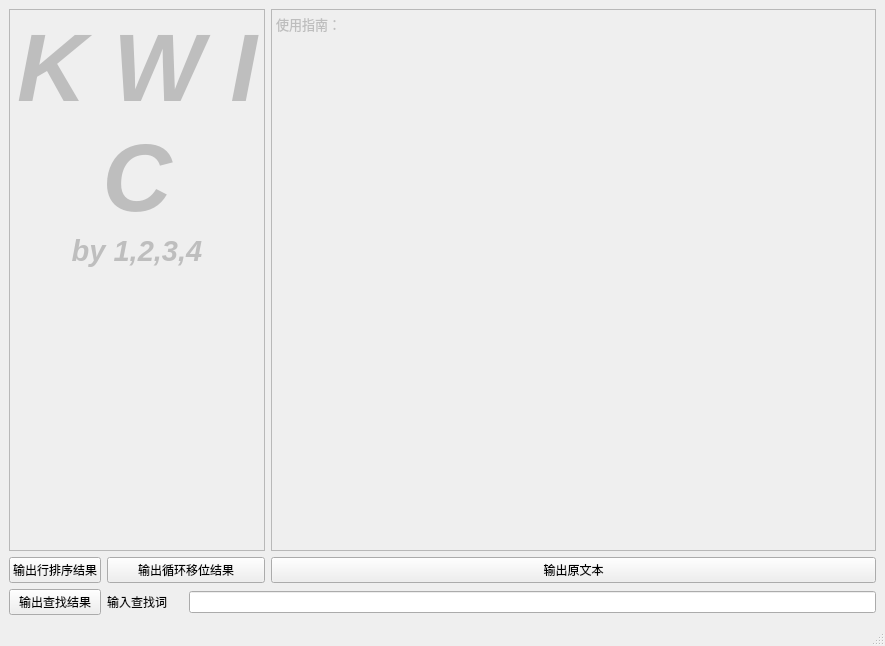
Before: the Qt Designer form GUI/kwic_ui.ui in AuYang261/KWIC_BIT, drawn with Qt 5.
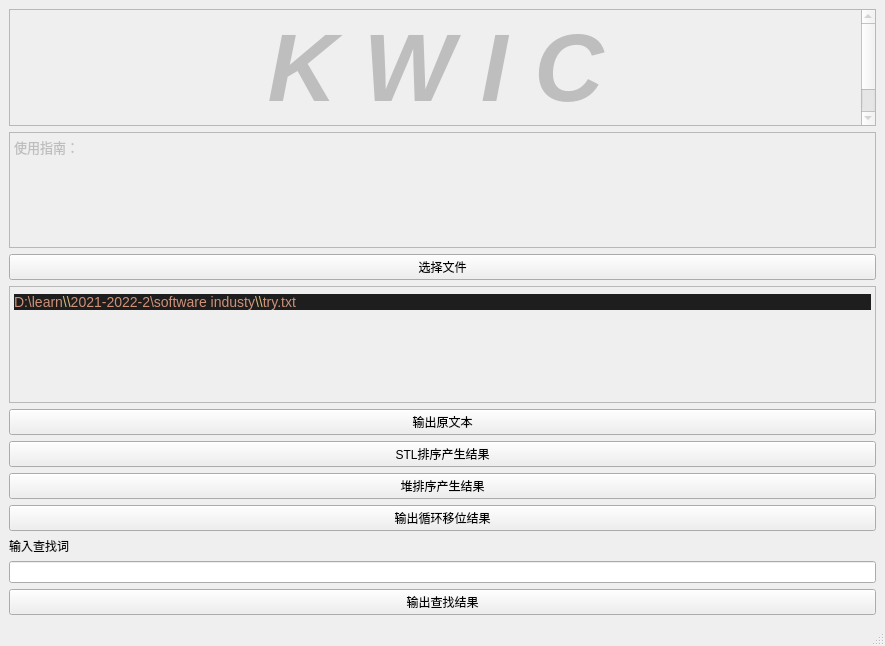
After: the same form once the commit is applied.

Diff of the .ui file:
```diff
--- a/GUI/kwic_ui.ui
+++ b/GUI/kwic_ui.ui
@@ -15,7 +15,41 @@
   </property>
   <widget class="QWidget" name="centralwidget">
    <layout class="QGridLayout" name="gridLayout">
-    <item row="0" column="0" colspan="3">
+    <item row="7" column="0">
+     <widget class="QPushButton" name="shift_Button">
+      <property name="enabled">
+       <bool>true</bool>
+      </property>
+      <property name="text">
+       <string>输出循环移位结果</string>
+      </property>
+     </widget>
+    </item>
+    <item row="3" column="0">
+     <widget class="QTextBrowser" name="file_browser">
+      <property name="enabled">
+       <bool>false</bool>
+      </property>
+      <property name="html">
+       <string>&lt;!DOCTYPE HTML PUBLIC &quot;-//W3C//DTD HTML 4.0//EN&quot; &quot;http://www.w3.org/TR/REC-html40/strict.dtd&quot;&gt;
+&lt;html&gt;&lt;head&gt;&lt;meta name=&quot;qrichtext&quot; content=&quot;1&quot; /&gt;&lt;style type=&quot;text/css&quot;&gt;
+p, li { white-space: pre-wrap; }
+&lt;/style&gt;&lt;/head&gt;&lt;body style=&quot; font-family:'SimSun'; font-size:9pt; font-weight:400; font-style:normal;&quot;&gt;
+&lt;p style=&quot; margin-top:0px; margin-bottom:0px; margin-left:0px; margin-right:0px; -qt-block-indent:0; text-indent:0px; line-height:19px; background-color:#1e1e1e;&quot;&gt;&lt;span style=&quot; font-family:'Consolas','Courier New','monospace'; font-size:14px; color:#ce9178;&quot;&gt;D:\learn&lt;/span&gt;&lt;span style=&quot; font-family:'Consolas','Courier New','monospace'; font-size:14px; color:#d7ba7d;&quot;&gt;\\&lt;/span&gt;&lt;span style=&quot; font-family:'Consolas','Courier New','monospace'; font-size:14px; color:#ce9178;&quot;&gt;2021-2022-2\software industy&lt;/span&gt;&lt;span style=&quot; font-family:'Consolas','Courier New','monospace'; font-size:14px; color:#d7ba7d;&quot;&gt;\\&lt;/span&gt;&lt;span style=&quot; font-family:'Consolas','Courier New','monospace'; font-size:14px; color:#ce9178;&quot;&gt;try.txt&lt;/span&gt;&lt;/p&gt;&lt;/body&gt;&lt;/html&gt;</string>
+      </property>
+     </widget>
+    </item>
+    <item row="8" column="0">
+     <widget class="QLabel" name="label">
+      <property name="text">
+       <string>输入查找词</string>
+      </property>
+     </widget>
+    </item>
+    <item row="9" column="0">
+     <widget class="QLineEdit" name="word_LineEdit"/>
+    </item>
+    <item row="0" column="0">
      <widget class="QTextBrowser" name="textBrowser">
       <property name="enabled">
        <bool>false</bool>
@@ -30,57 +64,63 @@
       </property>
      </widget>
     </item>
-    <item row="0" column="3">
-     <widget class="QTextBrowser" name="textBrowser_2">
-      <property name="enabled">
-       <bool>false</bool>
-      </property>
-      <property name="html">
-       <string>&lt;!DOCTYPE HTML PUBLIC &quot;-//W3C//DTD HTML 4.0//EN&quot; &quot;http://www.w3.org/TR/REC-html40/strict.dtd&quot;&gt;
-&lt;html&gt;&lt;head&gt;&lt;meta name=&quot;qrichtext&quot; content=&quot;1&quot; /&gt;&lt;style type=&quot;text/css&quot;&gt;
-p, li { white-space: pre-wrap; }
-&lt;/style&gt;&lt;/head&gt;&lt;body style=&quot; font-family:'SimSun'; font-size:9pt; font-weight:400; font-style:normal;&quot;&gt;
-&lt;p style=&quot; margin-top:0px; margin-bottom:0px; margin-left:0px; margin-right:0px; -qt-block-indent:0; text-indent:0px;&quot;&gt;&lt;span style=&quot; font-size:10pt;&quot;&gt;使用指南：&lt;/span&gt;&lt;/p&gt;&lt;/body&gt;&lt;/html&gt;</string>
-      </property>
-     </widget>
-    </item>
-    <item row="1" column="0">
-     <widget class="QPushButton" name="sortRow_Button">
-      <property name="text">
-       <string>输出行排序结果</string>
-      </property>
-     </widget>
-    </item>
-    <item row="1" column="1" colspan="2">
-     <widget class="QPushButton" name="shift_Button">
-      <property name="text">
-       <string>输出循环移位结果</string>
-      </property>
-     </widget>
-    </item>
-    <item row="1" column="3">
+    <item row="4" column="0">
      <widget class="QPushButton" name="origin_Button">
+      <property name="enabled">
+       <bool>true</bool>
+      </property>
       <property name="text">
        <string>输出原文本</string>
       </property>
      </widget>
     </item>
-    <item row="2" column="0">
+    <item row="1" column="0">
+     <widget class="QTextBrowser" name="textBrowser_2">
+      <property name="enabled">
+       <bool>false</bool>
+      </property>
+      <property name="html">
+       <string>&lt;!DOCTYPE HTML PUBLIC &quot;-//W3C//DTD HTML 4.0//EN&quot; &quot;http://www.w3.org/TR/REC-html40/strict.dtd&quot;&gt;
+&lt;html&gt;&lt;head&gt;&lt;meta name=&quot;qrichtext&quot; content=&quot;1&quot; /&gt;&lt;style type=&quot;text/css&quot;&gt;
+p, li { white-space: pre-wrap; }
+&lt;/style&gt;&lt;/head&gt;&lt;body style=&quot; font-family:'SimSun'; font-size:9pt; font-weight:400; font-style:normal;&quot;&gt;
+&lt;p style=&quot; margin-top:0px; margin-bottom:0px; margin-left:0px; margin-right:0px; -qt-block-indent:0; text-indent:0px;&quot;&gt;&lt;span style=&quot; font-size:10pt;&quot;&gt;使用指南：&lt;/span&gt;&lt;/p&gt;&lt;/body&gt;&lt;/html&gt;</string>
+      </property>
+     </widget>
+    </item>
+    <item row="14" column="0">
      <widget class="QPushButton" name="find_Button">
+      <property name="enabled">
+       <bool>true</bool>
+      </property>
       <property name="text">
        <string>输出查找结果</string>
       </property>
      </widget>
     </item>
-    <item row="2" column="1">
-     <widget class="QLabel" name="label">
+    <item row="5" column="0">
+     <widget class="QPushButton" name="sortRow_Button">
+      <property name="enabled">
+       <bool>true</bool>
+      </property>
       <property name="text">
-       <string>输入查找词</string>
+       <string>STL排序产生结果</string>
       </property>
      </widget>
     </item>
-    <item row="2" column="2" colspan="2">
-     <widget class="QLineEdit" name="word_LineEdit"/>
+    <item row="2" column="0">
+     <widget class="QPushButton" name="file_Button">
+      <property name="text">
+       <string>选择文件</string>
+      </property>
+     </widget>
+    </item>
+    <item row="6" column="0">
+     <widget class="QPushButton" name="sortRow_Button2">
+      <property name="text">
+       <string>堆排序产生结果</string>
+      </property>
+     </widget>
     </item>
    </layout>
   </widget>
```
